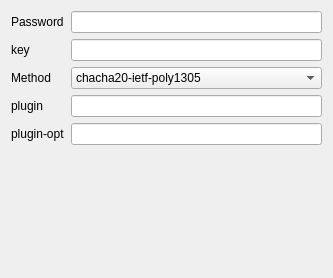
Before: the Qt Designer form ui/SSOutboundEditor.ui in Qv2ray/QvPlugin-SS, drawn with Qt 5.
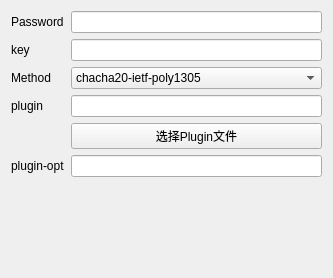
After: the same form once the commit is applied.

Commit message: easy to select a plugin exeutable

```diff
--- a/ui/SSOutboundEditor.ui
+++ b/ui/SSOutboundEditor.ui
@@ -140,14 +140,14 @@
    <item row="3" column="1">
     <widget class="QLineEdit" name="ssPluginTxt"/>
    </item>
-   <item row="4" column="0">
+   <item row="5" column="0">
     <widget class="QLabel" name="label_7">
      <property name="text">
       <string>plugin-opt</string>
      </property>
     </widget>
    </item>
-   <item row="4" column="1">
+   <item row="5" column="1">
     <widget class="QLineEdit" name="ssPluginOptTxt"/>
    </item>
    <item row="1" column="0">
@@ -160,6 +160,13 @@
    <item row="1" column="1">
     <widget class="QLineEdit" name="ssKeyTxt"/>
    </item>
+   <item row="4" column="1">
+    <widget class="QPushButton" name="selectFilePushButton">
+     <property name="text">
+      <string>选择Plugin文件</string>
+     </property>
+    </widget>
+   </item>
   </layout>
  </widget>
  <resources/>
```
The commit also changes 2 other files.
